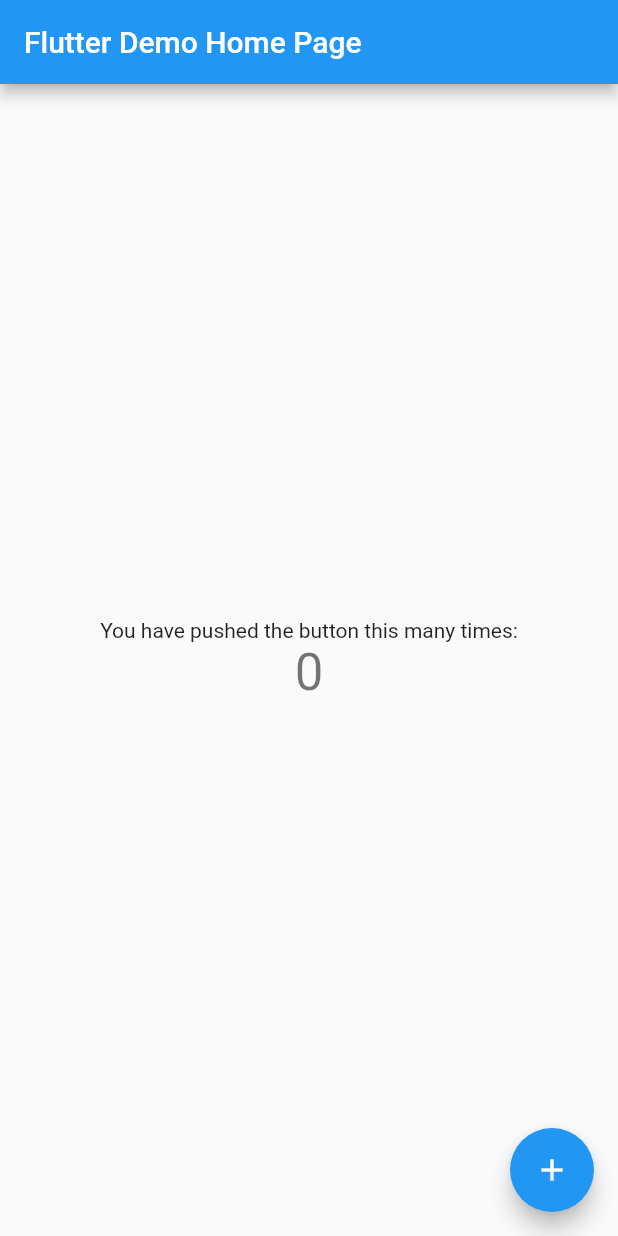
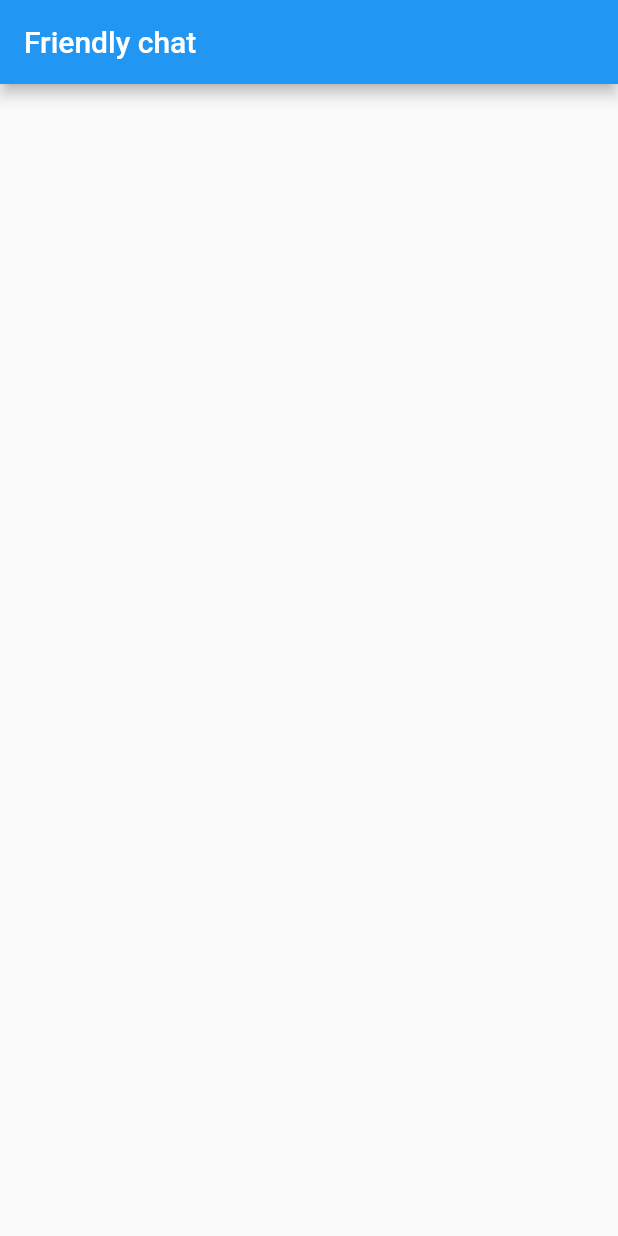
Before and after one commit to NikitaDemedyuk/Friendly-chat, a Flutter app: the screen it shows after launch, on a phone screen of 412 x 824 dp. Run offline on Flutter 3.47's test engine with Material 2 defaults, Android fonts, the phone set to English and light mode, and no system bars.

Commit message:
build the main user interface

```diff
--- a/lib/main.dart
+++ b/lib/main.dart
@@ -1,115 +1,32 @@
 import 'package:flutter/material.dart';
 
 void main() {
-  runApp(const MyApp());
+  runApp(FriendlyChatApp());
 }
 
-class MyApp extends StatelessWidget {
-  const MyApp({Key? key}) : super(key: key);
+class FriendlyChatApp extends StatelessWidget {
+  const FriendlyChatApp({
+    Key? key,
+  }) : super(key: key);
 
-  // This widget is the root of your application.
   @override
   Widget build(BuildContext context) {
     return MaterialApp(
-      title: 'Flutter Demo',
-      theme: ThemeData(
-        // This is the theme of your application.
-        //
-        // Try running your application with "flutter run". You'll see the
-        // application has a blue toolbar. Then, without quitting the app, try
-        // changing the primarySwatch below to Colors.green and then invoke
-        // "hot reload" (press "r" in the console where you ran "flutter run",
-        // or simply save your changes to "hot reload" in a Flutter IDE).
-        // Notice that the counter didn't reset back to zero; the application
-        // is not restarted.
-        primarySwatch: Colors.blue,
-      ),
-      home: const MyHomePage(title: 'Flutter Demo Home Page'),
+      title: 'Friendly chat',
+      home: ChatScreen(),
     );
   }
 }
 
-class MyHomePage extends StatefulWidget {
-  const MyHomePage({Key? key, required this.title}) : super(key: key);
-
-  // This widget is the home page of your application. It is stateful, meaning
-  // that it has a State object (defined below) that contains fields that affect
-  // how it looks.
-
-  // This class is the configuration for the state. It holds the values (in this
-  // case the title) provided by the parent (in this case the App widget) and
-  // used by the build method of the State. Fields in a Widget subclass are
-  // always marked "final".
-
-  final String title;
-
-  @override
-  State<MyHomePage> createState() => _MyHomePageState();
-}
-
-class _MyHomePageState extends State<MyHomePage> {
-  int _counter = 0;
-
-  void _incrementCounter() {
-    setState(() {
-      // This call to setState tells the Flutter framework that something has
-      // changed in this State, which causes it to rerun the build method below
-      // so that the display can reflect the updated values. If we changed
-      // _counter without calling setState(), then the build method would not be
-      // called again, and so nothing would appear to happen.
-      _counter++;
-    });
-  }
+class ChatScreen extends StatelessWidget {
+  const ChatScreen({Key? key}) : super(key: key);
 
   @override
   Widget build(BuildContext context) {
-    // This method is rerun every time setState is called, for instance as done
-    // by the _incrementCounter method above.
-    //
-    // The Flutter framework has been optimized to make rerunning build methods
-    // fast, so that you can just rebuild anything that needs updating rather
-    // than having to individually change instances of widgets.
     return Scaffold(
       appBar: AppBar(
-        // Here we take the value from the MyHomePage object that was created by
-        // the App.build method, and use it to set our appbar title.
-        title: Text(widget.title),
+        title: const Text('Friendly chat'),
       ),
-      body: Center(
-        // Center is a layout widget. It takes a single child and positions it
-        // in the middle of the parent.
-        child: Column(
-          // Column is also a layout widget. It takes a list of children and
-          // arranges them vertically. By default, it sizes itself to fit its
-          // children horizontally, and tries to be as tall as its parent.
-          //
-          // Invoke "debug painting" (press "p" in the console, choose the
-          // "Toggle Debug Paint" action from the Flutter Inspector in Android
-          // Studio, or the "Toggle Debug Paint" command in Visual Studio Code)
-          // to see the wireframe for each widget.
-          //
-          // Column has various properties to control how it sizes itself and
-          // how it positions its children. Here we use mainAxisAlignment to
-          // center the children vertically; the main axis here is the vertical
-          // axis because Columns are vertical (the cross axis would be
-          // horizontal).
-          mainAxisAlignment: MainAxisAlignment.center,
-          children: <Widget>[
-            const Text(
-              'You have pushed the button this many times:',
-            ),
-            Text(
-              '$_counter',
-              style: Theme.of(context).textTheme.headline4,
-            ),
-          ],
-        ),
-      ),
-      floatingActionButton: FloatingActionButton(
-        onPressed: _incrementCounter,
-        tooltip: 'Increment',
-        child: const Icon(Icons.add),
-      ), // This trailing comma makes auto-formatting nicer for build methods.
     );
   }
 }
```
